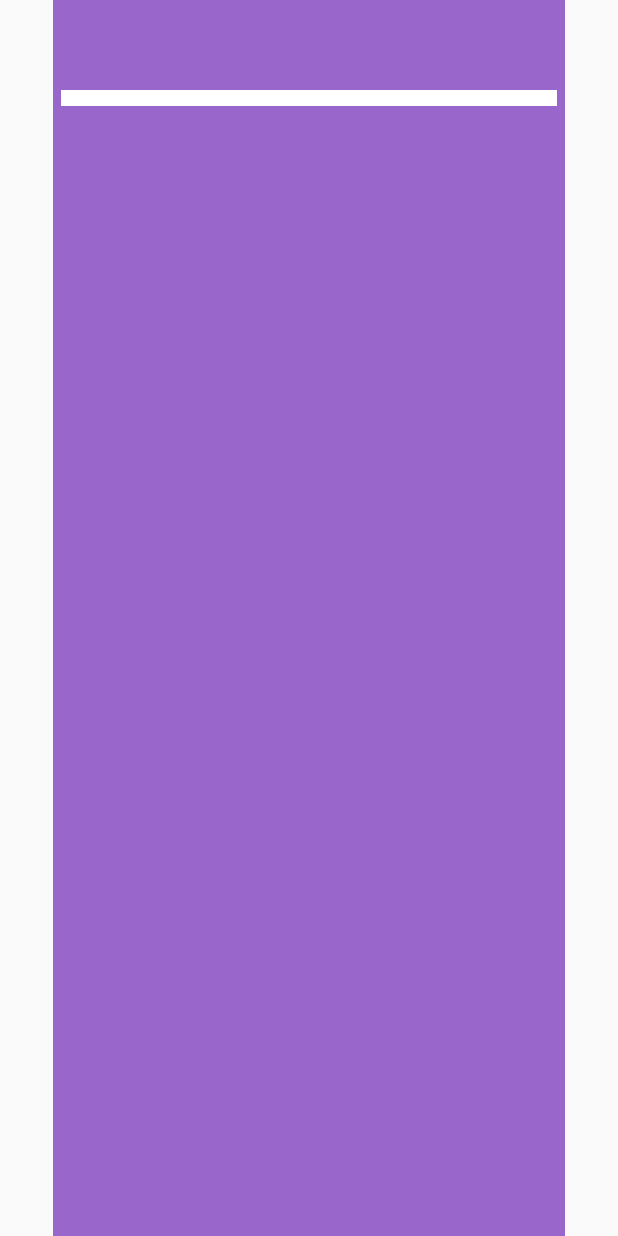
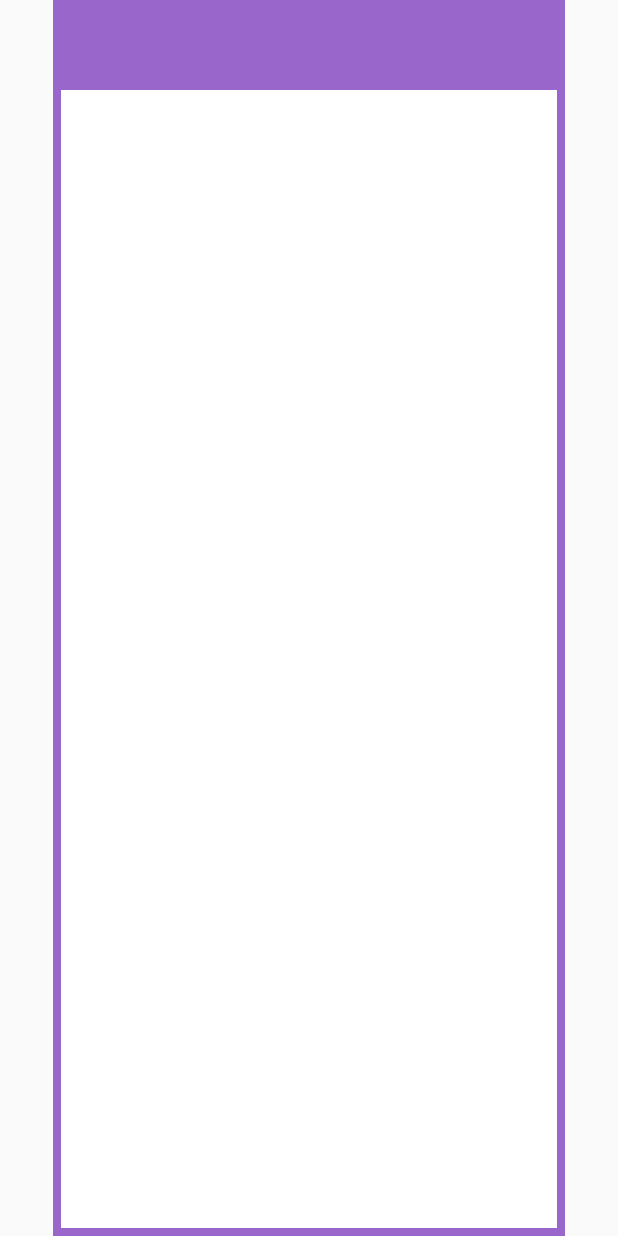
Before and after one commit to KyangGoGo/RecyclingHelper, an Android app: the layout detail_yolo_fragment.xml on its own in the app's theme, with its tools: preview values and no code run, on a phone screen of 412 x 824 dp. Run offline under Robolectric (Android 15) with nearby library versions, the phone set to English and light mode, and no system bars.

Commit message:
모델 변경

```diff
--- a/app/src/main/java/org/tensorflow/lite/examples/classification/ClassifierActivity.java
+++ b/app/src/main/java/org/tensorflow/lite/examples/classification/ClassifierActivity.java
@@ -300,11 +300,10 @@ public class ClassifierActivity extends CameraActivity implements OnImageAvailab
     @Override
     protected void onPostExecute(Bitmap bitmap) {
       super.onPostExecute(bitmap);
-      //intent.putExtra("yolov5Bitmap",bitmap);
       ByteArrayOutputStream stream = new ByteArrayOutputStream();
       bitmap.compress(Bitmap.CompressFormat.JPEG, 100, stream);
       byte[] byteArray = stream.toByteArray();
-      intent.putExtra("test", byteArray);
+      intent.putExtra("yolov5Bitmap", byteArray);
 
       activity.startActivity(intent);
       LOGGER.d("onPostExecute 실행");
--- a/app/src/main/java/org/tensorflow/lite/examples/classification/DetailActivity.java
+++ b/app/src/main/java/org/tensorflow/lite/examples/classification/DetailActivity.java
@@ -35,6 +35,7 @@ public class DetailActivity extends FragmentActivity {
     private LinearLayout displayDay;
 
     private Data data;
+    private Bitmap bitmap;
 
     private int count = Data.viewPage;
 
@@ -46,12 +47,11 @@ public class DetailActivity extends FragmentActivity {
         Intent intent = getIntent();
         Bundle bundle = intent.getExtras();
         String title = bundle.getString("title");
-        byte[] arr = intent.getByteArrayExtra("test");
-        Bitmap bitmap = BitmapFactory.decodeByteArray(arr, 0, arr.length);
-        //Log.d("qweqweqwe", bitmap.toString());
+        byte[] arr = intent.getByteArrayExtra("yolov5Bitmap");
 
         if (title != null) {
             upperBarSetting(title);
+            bitmap = BitmapFactory.decodeByteArray(arr, 0, arr.length);
             if (data.getClassification().equals("플라스틱류")) count = 4;
         }
 
--- a/app/src/main/java/org/tensorflow/lite/examples/classification/adapter/ViewPagerAdapter.java
+++ b/app/src/main/java/org/tensorflow/lite/examples/classification/adapter/ViewPagerAdapter.java
@@ -51,7 +51,6 @@ public class ViewPagerAdapter extends FragmentStateAdapter {
     }
 
     public int getRealPosition(int position) {
-        if (data.getClassification().equals("플라스틱류")) count = 4;
         return position % count;
     }
 
--- a/app/src/main/java/org/tensorflow/lite/examples/classification/tflite/DetectorFactory.java
+++ b/app/src/main/java/org/tensorflow/lite/examples/classification/tflite/DetectorFactory.java
@@ -11,7 +11,7 @@ public class DetectorFactory {
             throws IOException {
         String labelFilename = "file:///android_asset/coco.txt";
         boolean isQuantized = false;
-        int inputSize = 640;
+        int inputSize = 416;
 
         return YoloV5Detector.create(assetManager, modelFilename, labelFilename, isQuantized,
                 inputSize);
--- a/app/src/main/res/layout/detail_yolo_fragment.xml
+++ b/app/src/main/res/layout/detail_yolo_fragment.xml
@@ -2,34 +2,33 @@
 <FrameLayout xmlns:android="http://schemas.android.com/apk/res/android"
     android:layout_width="match_parent"
     android:layout_height="match_parent">
+
     <LinearLayout
         android:layout_width="match_parent"
         android:layout_height="match_parent"
         android:layout_marginLeft="35dp"
         android:layout_marginRight="35dp"
+        android:background="#9966cc"
+        android:orientation="vertical"
         android:paddingLeft="5dp"
         android:paddingRight="5dp"
-        android:paddingBottom="5dp"
-        android:background="#9966cc"
-        android:orientation="vertical">
+        android:paddingBottom="5dp">
+
         <TextView
             android:id="@+id/yolo_text"
-            android:textStyle="bold"
-            android:textSize="15sp"
+            android:layout_width="match_parent"
+            android:layout_height="60dp"
             android:gravity="center"
             android:textColor="#ffffff"
+            android:textSize="15sp"
+            android:textStyle="bold" />
+
+        <ImageView
+            android:id="@+id/yolo_image"
             android:layout_width="match_parent"
-            android:layout_height="60dp"/>
-        <ScrollView
-            android:layout_width="fill_parent"
-            android:layout_height="match_parent">
-            <ImageView
-                android:id="@+id/yolo_image"
-                android:layout_width="match_parent"
-                android:layout_height="match_parent"
-                android:padding="5dp"
-                android:background="#FFFFFF"
-                android:orientation="vertical"/>
-        </ScrollView>
+            android:layout_height="match_parent"
+            android:background="#FFFFFF"
+            android:orientation="vertical"
+            android:padding="5dp" />
     </LinearLayout>
 </FrameLayout>
```
